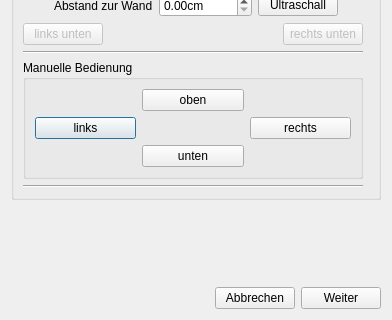
KonradMerkel/Moskito, file WALL/settings.ui: the form before one commit; both pictures show x 0 to 392 and y 146 to 466 of the 392 by 466 pixel window.
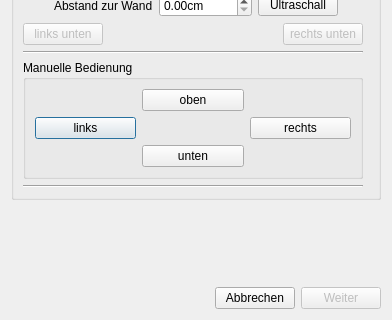
The form after the commit.

The edit to the form file:
```diff
--- a/WALL/settings.ui
+++ b/WALL/settings.ui
@@ -327,6 +327,9 @@
      </item>
      <item>
       <widget class="QPushButton" name="Btn_next">
+       <property name="enabled">
+        <bool>false</bool>
+       </property>
        <property name="text">
         <string>Weiter</string>
        </property>
```
